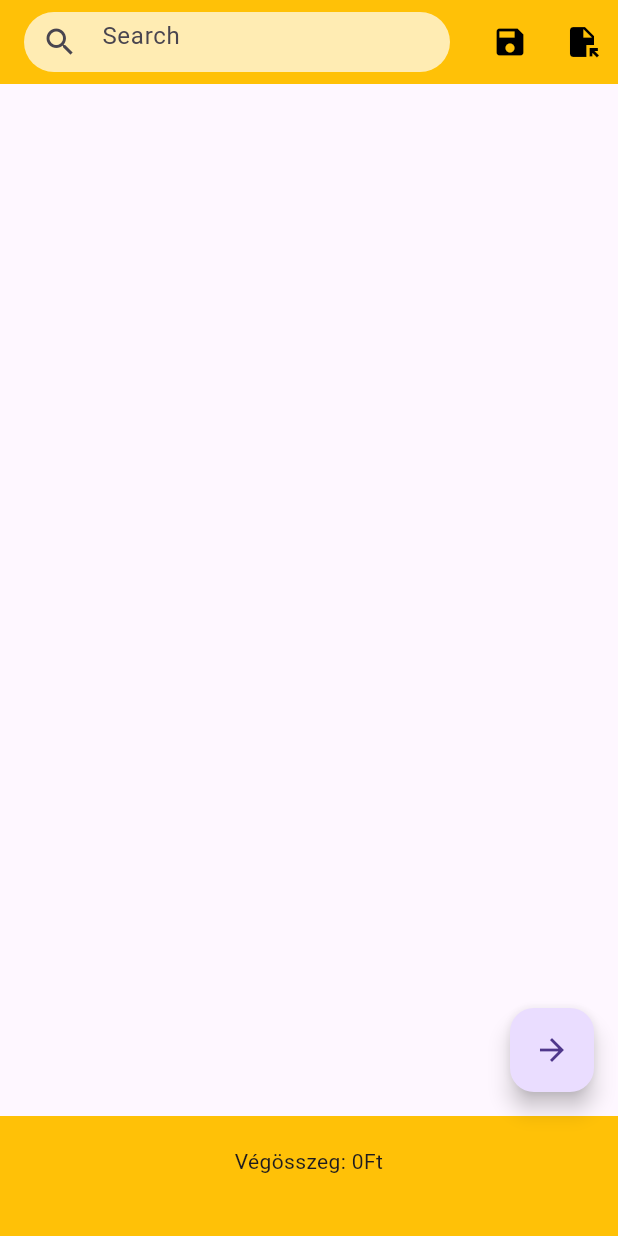
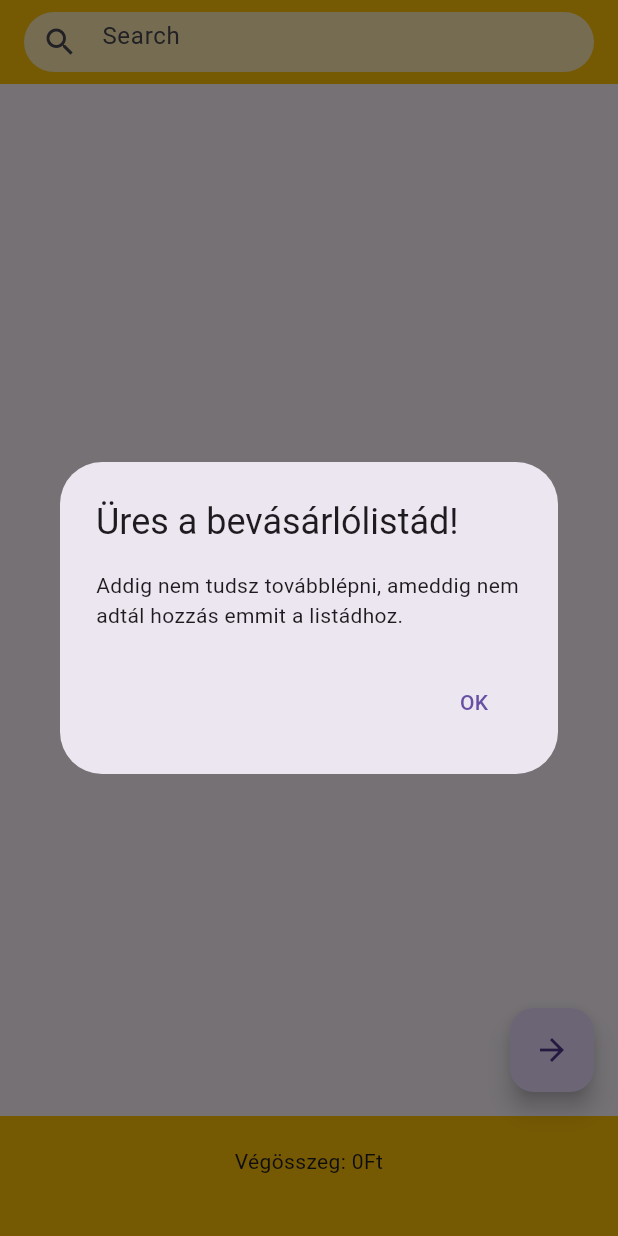
Before and after one commit to Mrb156/grocery_nav_app, a Flutter app: the screen it shows after launch, after a tap on the "arrow forward" icon, on a phone screen of 412 x 824 dp. Run offline on Flutter 3.47's test engine with Material 2 defaults, Android fonts, the phone set to English and light mode, and no system bars; our stand-ins replace cloud_firestore, expansion_tile_card, firebase_core; missing offline and left inert: arrow_path, draggable_bottom_sheet; accounts and stored records are empty.

Commit message:
little changes

```diff
--- a/groceryNavApp/lib/screens/list.dart
+++ b/groceryNavApp/lib/screens/list.dart
@@ -23,8 +23,11 @@ void decrement(int szam) {
 }
 
 void save(int prc, int db, String product, int id, bool checked) {
+  if (!savedList.contains(
+      Products(db: db, name: product, price: prc, id: id, checked: checked))) {
     savedList.add(
         Products(db: db, name: product, price: prc, id: id, checked: checked));
+  }
 }
 
 void remove(int prc, int db, String product, int id, bool checked) {
@@ -121,34 +124,19 @@ class _ListaState extends State<Lista> {
                 title: SizedBox(
                   height: 40,
                   child: TextField(
+                    autofocus: false,
                     controller: _searchController,
                     onChanged: (value) => _runfilter(value),
                     decoration: InputDecoration(
                         filled: true,
                         fillColor: Colors.amber[100],
-                        prefixIcon: Icon(Icons.search),
+                        prefixIcon: const Icon(Icons.search),
                         hintText: 'Search',
                         border: OutlineInputBorder(
                             borderRadius: BorderRadius.circular(20),
                             borderSide: BorderSide.none)),
                   ),
                 ),
-                actions: <Widget>[
-                  IconButton(
-                    onPressed: (() {
-                      szamlalo++;
-                    }),
-                    icon: const Icon(Icons.save),
-                    color: Colors.black,
-                  ),
-                  IconButton(
-                    onPressed: (() {
-                      szamlalo++;
-                    }),
-                    icon: const Icon(Icons.file_open),
-                    color: Colors.black,
-                  )
-                ],
               ),
               body: ListView.builder(
                 padding: const EdgeInsets.only(bottom: 56, top: 40),
@@ -236,7 +224,6 @@ class _ListaState extends State<Lista> {
               floatingActionButton: FloatingActionButton(
                 child: const Icon(Icons.arrow_forward),
                 onPressed: () {
-                  print(savedList[0].price);
                   // if (savedList.isNotEmpty) {
                   //   int hossz = savedList.length;
                   //   for (int i = 0; i < hossz; i++) {
@@ -249,10 +236,28 @@ class _ListaState extends State<Lista> {
                   //         filtered[i].id, filtered[i].checked);
                   //   }
                   // }
+                  if (!savedList.isEmpty) {
                     Navigator.push(
                         context,
                         MaterialPageRoute(
                             builder: ((context) => Chart(savedList))));
+                  } else {
+                    showDialog(
+                        context: context,
+                        builder: ((context) {
+                          return AlertDialog(
+                            title: const Text("Üres a bevásárlólistád!"),
+                            content: const Text(
+                                "Addig nem tudsz továbblépni, ameddig nem adtál hozzás emmit a listádhoz."),
+                            actions: [
+                              TextButton(
+                                onPressed: () => Navigator.pop(context, 'OK'),
+                                child: const Text('OK'),
+                              ),
+                            ],
+                          );
+                        }));
+                  }
                 },
               ),
               bottomNavigationBar: BottomAppBar(
```
Also changed, not shown: groceryNavApp/lib/screens/chart.dart (+0 -16 lines). Lines whose indentation alone changed are shown as unchanged.
